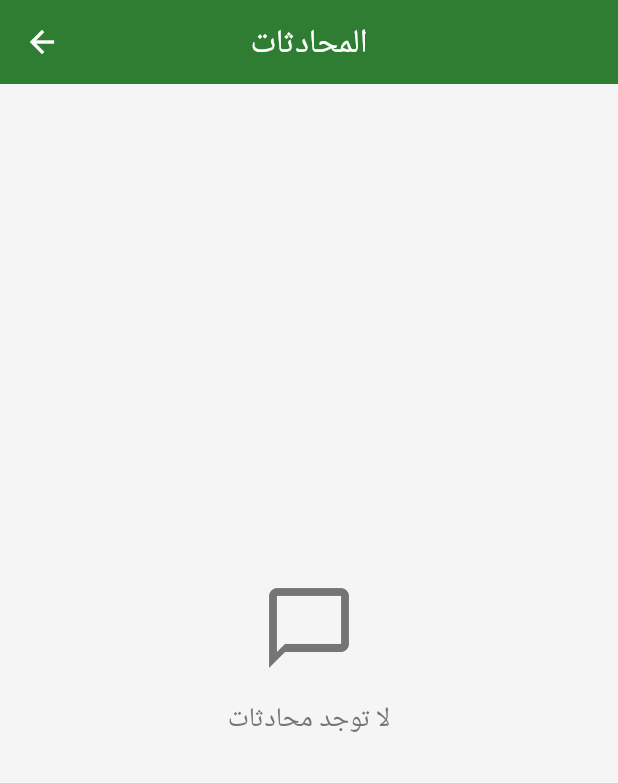
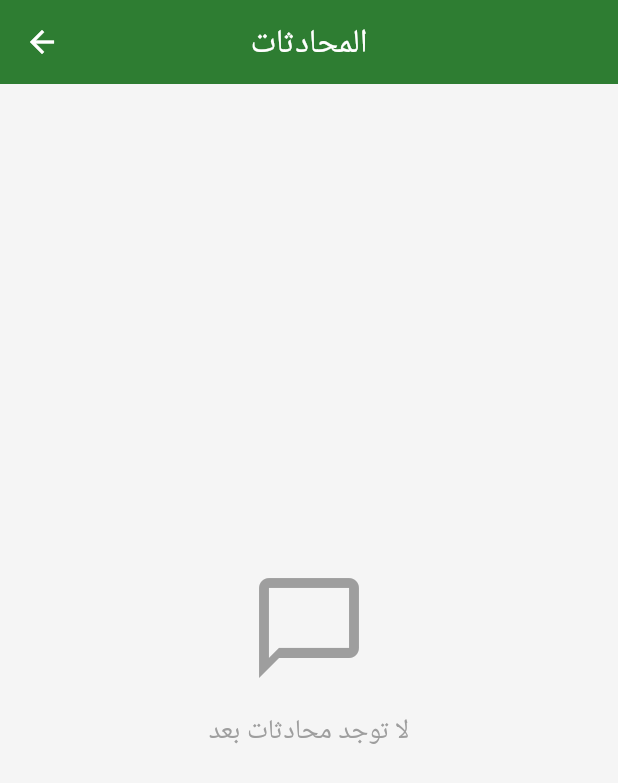
Before and after one commit to azref/elhirafi, a Flutter app: the ChatsScreen screen opened directly, on a phone screen of 412 x 824 dp. Shown: the top 783 px of the screen. Run offline on Flutter 3.47's test engine with Material 3 defaults, Android fonts, the phone set to English and light mode, and no system bars; our stand-ins replace audioplayers, cloud_firestore, firebase_analytics, firebase_auth, firebase_core, firebase_crashlytics and 6 more; missing offline and left inert: record; accounts and stored records are empty; network calls fail; Roboto replaces fonts that are missing (Cairo).

Commit message:
Update chats_screen.dart

```diff
--- a/lib/screens/main/chats_screen.dart
+++ b/lib/screens/main/chats_screen.dart
@@ -5,7 +5,6 @@ import 'package:provider/provider.dart';
 import '../../constants/app_colors.dart';
 import '../../constants/app_strings.dart';
 import '../../models/chat_model.dart';
-import '../../models/user_model.dart';
 import '../../providers/auth_provider.dart';
 import '../../providers/chat_provider.dart';
 import '../chat/chat_detail_screen.dart';
@@ -13,31 +12,13 @@ import '../chat/chat_detail_screen.dart';
 class ChatsScreen extends StatelessWidget {
   const ChatsScreen({super.key});
 
-  String _formatTimeAgo(DateTime dateTime) {
-    final now = DateTime.now();
-    final difference = now.difference(dateTime);
-
-    if (difference.inMinutes < 1) {
-      return AppStrings.now;
-    } else if (difference.inHours < 1) {
-      return '${difference.inMinutes} ${AppStrings.minutesAgo}';
-    } else if (difference.inDays < 1) {
-      return '${difference.inHours} ${AppStrings.hoursAgo}';
-    } else {
-      return '${difference.inDays} ${AppStrings.daysAgo}';
-    }
-  }
-
   @override
   Widget build(BuildContext context) {
-    final UserModel? user = Provider.of<AuthProvider>(context).user;
+    final currentUser = Provider.of<AuthProvider>(context).user;
 
-    if (user == null) {
-      return Scaffold(
-        appBar: AppBar(title: const Text(AppStrings.chats)),
-        body: const Center(
-          child: CircularProgressIndicator(),
-        ),
+    if (currentUser == null) {
+      return const Scaffold(
+        body: Center(child: Text('الرجاء تسجيل الدخول لعرض المحادثات')),
       );
     }
 
@@ -45,45 +26,36 @@ class ChatsScreen extends StatelessWidget {
       appBar: AppBar(
         title: const Text(AppStrings.chats),
         backgroundColor: AppColors.primaryColor,
-        foregroundColor: Colors.white,
       ),
       body: StreamBuilder<List<ChatModel>>(
-        stream: Provider.of<ChatProvider>(context).getUserChats(user.id),
+        stream: Provider.of<ChatProvider>(context).getUserChats(currentUser.id),
         builder: (context, snapshot) {
           if (snapshot.connectionState == ConnectionState.waiting) {
             return const Center(child: CircularProgressIndicator());
           }
           if (snapshot.hasError) {
-            return Center(child: Text('Error: ${snapshot.error}'));
+            return Center(child: Text('حدث خطأ: ${snapshot.error}'));
           }
           if (!snapshot.hasData || snapshot.data!.isEmpty) {
             return const Center(
               child: Column(
                 mainAxisAlignment: MainAxisAlignment.center,
                 children: [
-                  Icon(
-                    Icons.chat_bubble_outline,
-                    size: 64,
-                    color: AppColors.textSecondaryColor,
-                  ),
+                  Icon(Icons.chat_bubble_outline, size: 80, color: Colors.grey),
                   SizedBox(height: 16),
-                  Text(
-                    AppStrings.noChatsFound,
-                    style: TextStyle(
-                      fontSize: 18,
-                      color: AppColors.textSecondaryColor,
-                    ),
-                  ),
+                  Text('لا توجد محادثات بعد', style: TextStyle(fontSize: 18, color: Colors.grey)),
                 ],
               ),
             );
           }
+
           final chats = snapshot.data!;
+
           return ListView.builder(
             itemCount: chats.length,
             itemBuilder: (context, index) {
               final chat = chats[index];
-              final otherUserId = chat.participants.firstWhere((id) => id != user.id, orElse: () => '');
+              final otherUserId = chat.participants.firstWhere((id) => id != currentUser.id, orElse: () => '');
               final otherUserName = chat.participantNames[otherUserId] ?? 'مستخدم غير معروف';
 
               return Card(
@@ -103,16 +75,17 @@ class ChatsScreen extends StatelessWidget {
                     overflow: TextOverflow.ellipsis,
                   ),
                   trailing: Text(
-                    _formatTimeAgo(chat.lastMessageTime),
+                    _formatTime(chat.lastMessageTime),
                     style: const TextStyle(fontSize: 12, color: Colors.grey),
                   ),
                   onTap: () {
-                    Navigator.of(context).push(
+                    Navigator.push(
+                      context,
                       MaterialPageRoute(
                         builder: (context) => ChatDetailScreen(
                           chatId: chat.id,
+                          otherUserId: otherUserId,
                           otherUserName: otherUserName,
-                          otherUserId: otherUserId,
                         ),
                       ),
                     );
@@ -125,4 +98,13 @@ class ChatsScreen extends StatelessWidget {
       ),
     );
   }
+
+  String _formatTime(DateTime time) {
+    final now = DateTime.now();
+    final difference = now.difference(time);
+    if (difference.inDays > 0) return '${difference.inDays} يوم';
+    if (difference.inHours > 0) return '${difference.inHours} ساعة';
+    if (difference.inMinutes > 0) return '${difference.inMinutes} دقيقة';
+    return 'الآن';
+  }
 }
```
